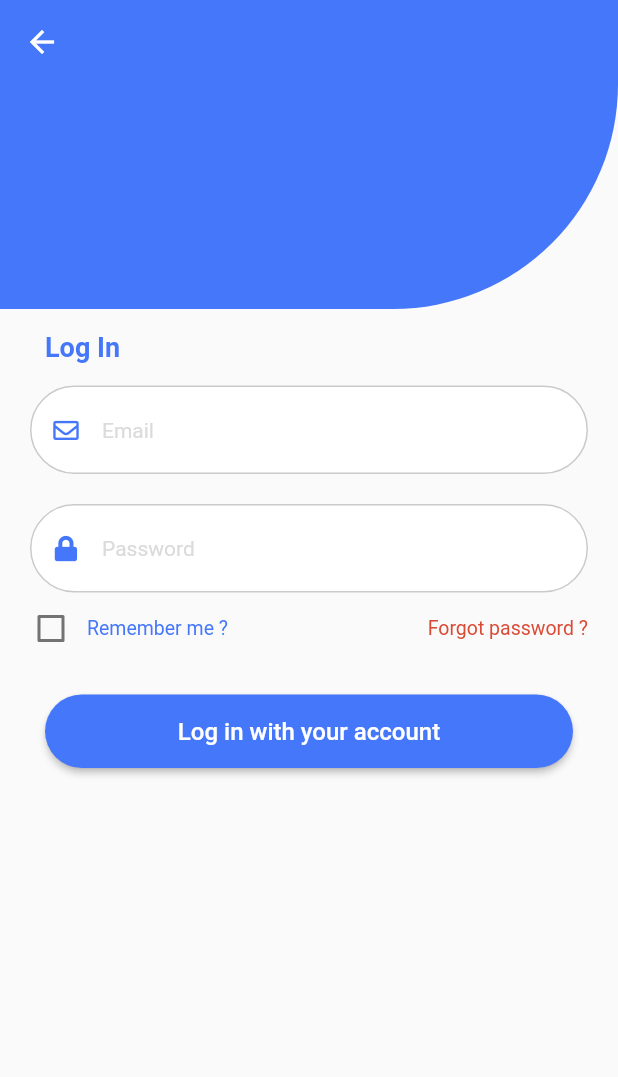
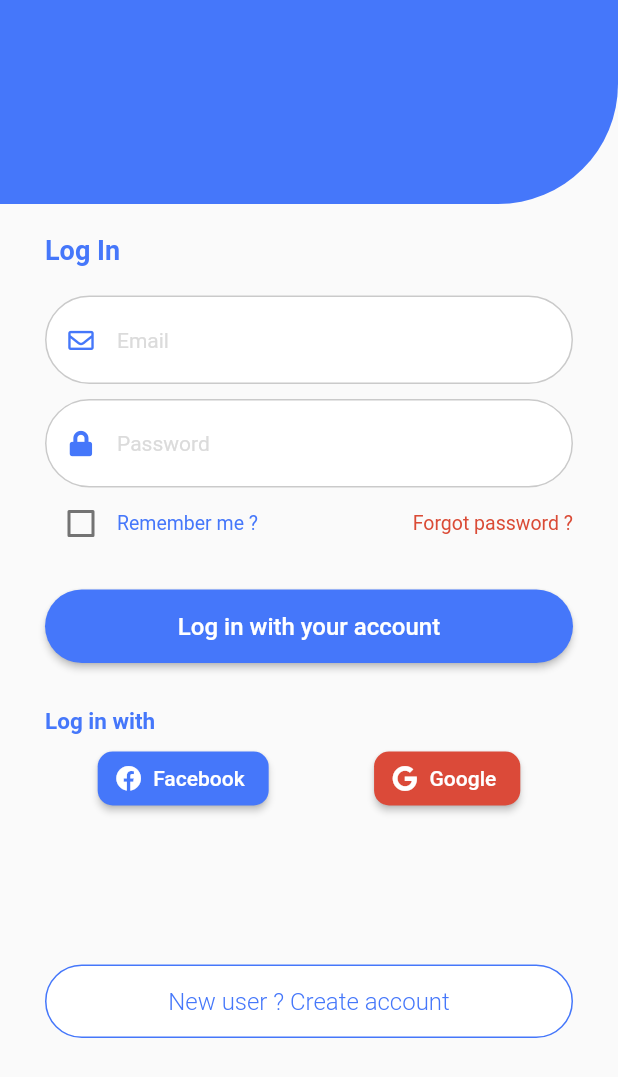
Before and after one commit to Abir-Bouhriz/Authentication-UI-1, a Flutter app: the screen it shows after launch, on a phone screen of 412 x 824 dp. Shown: the top 1077 px of the screen. Run offline on Flutter 3.47's test engine with Material 2 defaults, Android fonts, the phone set to English and light mode, and no system bars; our stand-ins replace font_awesome_flutter.

Commit message:
Add social media buttons and new user button

```diff
--- a/lib/pages/login.dart
+++ b/lib/pages/login.dart
@@ -1,3 +1,4 @@
+import 'package:flutter/cupertino.dart';
 import 'package:flutter/material.dart';
 import 'package:font_awesome_flutter/font_awesome_flutter.dart';
 
@@ -15,16 +16,16 @@ class _LoginState extends State<Login> {
       appBar: AppBar(
         elevation: 0,
         backgroundColor: Color(0xff4577FA),
-        leading: IconButton(
-          icon: Icon(Icons.arrow_back, color: Colors.white),
-          onPressed: () {},
-        ),
+//        leading: IconButton(
+//          icon: Icon(Icons.arrow_back, color: Colors.white),
+//          onPressed: () {},
+//        ),
       ),
       body: Column(
         crossAxisAlignment: CrossAxisAlignment.stretch,
         children: [
           Container(
-            height: 150,
+            height: 80,
             decoration: BoxDecoration(
               color: Color(0xff4577FA),
               borderRadius: BorderRadius.only(
@@ -33,18 +34,20 @@ class _LoginState extends State<Login> {
             ),
           ),
           Padding(
-            padding: const EdgeInsets.symmetric(horizontal: 30, vertical: 15),
-            child: Text(
+            padding: const EdgeInsets.symmetric(horizontal: 30),
+            child: Column(
+              crossAxisAlignment: CrossAxisAlignment.stretch,
+              children: [
+                SizedBox(height: 20.0),
+                Text(
                   'Log In',
                   style: TextStyle(
                       color: Color(0xff4577FA),
                       fontSize: 18.0,
                       fontWeight: FontWeight.bold),
                 ),
-          ),
-          Padding(
-            padding: const EdgeInsets.fromLTRB(20.0, 0.0, 20.0, 0.0),
-            child: TextField(
+                SizedBox(height: 20.0),
+                TextField(
                   decoration: InputDecoration(
                     filled: true,
                     prefixIcon: Icon(
@@ -54,22 +57,22 @@ class _LoginState extends State<Login> {
                     ),
                     fillColor: Colors.white,
                     hintText: 'Email',
-                hintStyle: TextStyle(color: Color(0xffDBDBDB), fontSize: 14.0),
+                    hintStyle:
+                        TextStyle(color: Color(0xffDBDBDB), fontSize: 14.0),
                     enabledBorder: OutlineInputBorder(
                       borderRadius: BorderRadius.circular(30.0),
-                  borderSide: BorderSide(color: Color(0xffCACACA), width: 1.0),
+                      borderSide:
+                          BorderSide(color: Color(0xffCACACA), width: 1.0),
                     ),
                     focusedBorder: OutlineInputBorder(
                       borderRadius: BorderRadius.circular(30.0),
-                  borderSide: BorderSide(color: Color(0xff0066B4), width: 2.0),
+                      borderSide:
+                          BorderSide(color: Color(0xff0066B4), width: 2.0),
                     ),
                   ),
                 ),
-          ),
-          SizedBox(height: 20.0),
-          Padding(
-            padding: const EdgeInsets.fromLTRB(20.0, 0.0, 20.0, 0.0),
-            child: TextField(
+                SizedBox(height: 10.0),
+                TextField(
                   decoration: InputDecoration(
                     filled: true,
                     prefixIcon: Icon(
@@ -79,23 +82,23 @@ class _LoginState extends State<Login> {
                     ),
                     fillColor: Colors.white,
                     hintText: 'Password',
-                hintStyle: TextStyle(color: Color(0xffDBDBDB), fontSize: 14.0),
+                    hintStyle:
+                        TextStyle(color: Color(0xffDBDBDB), fontSize: 14.0),
                     enabledBorder: OutlineInputBorder(
                       borderRadius: BorderRadius.circular(30.0),
-                  borderSide: BorderSide(color: Color(0xffCACACA), width: 1.0),
+                      borderSide:
+                          BorderSide(color: Color(0xffCACACA), width: 1.0),
                     ),
                     focusedBorder: OutlineInputBorder(
                       borderRadius: BorderRadius.circular(30.0),
-                  borderSide: BorderSide(color: Color(0xff0066B4), width: 2.0),
-                ),
+                      borderSide:
+                          BorderSide(color: Color(0xff0066B4), width: 2.0),
                     ),
                   ),
                 ),
                 Row(
                   children: [
-              Padding(
-                padding: const EdgeInsets.only(left: 10),
-                child: Checkbox(
+                    Checkbox(
                       checkColor: Colors.white,
                       activeColor: Color(0xff4577FA),
                       value: checkedValue,
@@ -108,25 +111,22 @@ class _LoginState extends State<Login> {
                       },
                       //controlAffinity: ListTileControlAffinity.leading,  //  <-- leading Checkbox
                     ),
-              ),
                     Text(
                       'Remember me ?',
-                style: TextStyle(fontSize: 13.0, color: Color(0xff4577FA)),
+                      style:
+                          TextStyle(fontSize: 13.0, color: Color(0xff4577FA)),
                     ),
                     Spacer(),
-              Padding(
-                padding: const EdgeInsets.only(right: 20),
-                child: Text(
+                    Text(
                       'Forgot password ?',
-                  style: TextStyle(fontSize: 13.0, color: Color(0xffDA4B36)),
-                ),
+                      style:
+                          TextStyle(fontSize: 13.0, color: Color(0xffDA4B36)),
                     ),
                   ],
                 ),
-          Padding(
-            padding: const EdgeInsets.symmetric(horizontal: 30, vertical: 20),
-            child: RaisedButton(
-              padding: EdgeInsets.fromLTRB(20.0, 15.0, 20.0, 15.0),
+                SizedBox(height: 20.0),
+                RaisedButton(
+                  padding: EdgeInsets.only(top: 15.0, bottom: 15.0),
                   textColor: Colors.white,
                   onPressed: () {},
                   color: Color(0xff4577FA),
@@ -138,6 +138,72 @@ class _LoginState extends State<Login> {
                     style: TextStyle(fontSize: 16.0),
                   ),
                 ),
+                SizedBox(height: 30.0),
+                Text(
+                  'Log in with',
+                  style: TextStyle(
+                      color: Color(0xff4577FA),
+                      fontSize: 15.0,
+                      fontWeight: FontWeight.bold),
+                ),
+                SizedBox(height: 5.0),
+                Row(
+                  mainAxisAlignment: MainAxisAlignment.spaceAround,
+                  children: [
+                    RaisedButton.icon(
+                      onPressed: () {},
+                      color: Color(0xff4577FA),
+                      icon: Icon(
+                        FontAwesomeIcons.facebook,
+                        size: 17.0,
+                        color: Colors.white,
+                      ),
+                      label: Text(
+                        "Facebook",
+                        style: TextStyle(color: Colors.white),
+                      ),
+                      shape: RoundedRectangleBorder(
+                        borderRadius: BorderRadius.circular(10),
+                      ),
+                    ),
+                    RaisedButton.icon(
+                      onPressed: () {},
+                      color: Color(0xffDB4A39),
+                      icon: Icon(
+                        FontAwesomeIcons.google,
+                        size: 17.0,
+                        color: Colors.white,
+                      ),
+                      label: Text(
+                        "Google",
+                        style: TextStyle(color: Colors.white),
+                      ),
+                      shape: RoundedRectangleBorder(
+                        borderRadius: BorderRadius.circular(10),
+                      ),
+                    ),
+                  ],
+                ),
+                SizedBox(height: 100),
+                RaisedButton(
+                  padding: EdgeInsets.only(top: 15.0, bottom: 15.0),
+                  textColor: Color(0xff4577FA),
+                  onPressed: () {},
+                  elevation: 0,
+                  color: Colors.white,
+                  shape: RoundedRectangleBorder(
+                    borderRadius: BorderRadius.circular(25.0),
+                    side: BorderSide(color: Color(0xff4577FA), width: 1),
+                  ),
+                  child: Text(
+                    'New user ? Create account',
+                    style: TextStyle(fontSize: 16.0,
+                    fontWeight: FontWeight.w300
+                    ),
+                  ),
+                ),
+              ],
+            ),
           ),
         ],
       ),
```
Lines whose indentation alone changed are shown as unchanged.
